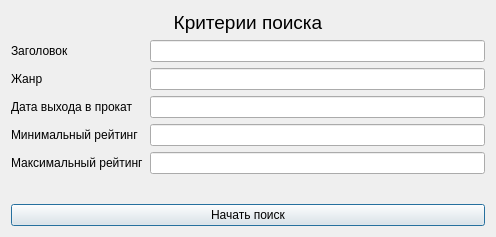
The window that complexsearchwindow.ui (Clever001/MovieDatabase) describes before a commit, drawn with Qt 5.
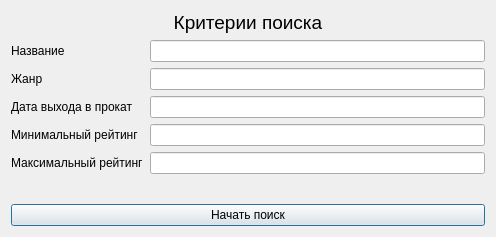
The same window after the commit.

What changed in the file:
```diff
--- a/complexsearchwindow.ui
+++ b/complexsearchwindow.ui
@@ -34,7 +34,7 @@
      <item row="0" column="0">
       <widget class="QLabel" name="label_2">
        <property name="text">
-        <string>Заголовок</string>
+        <string>Название</string>
        </property>
       </widget>
      </item>
```
